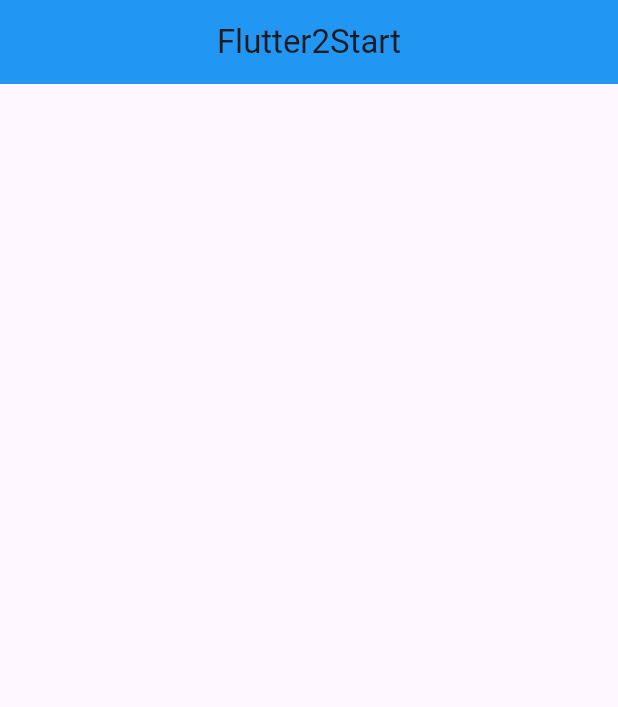
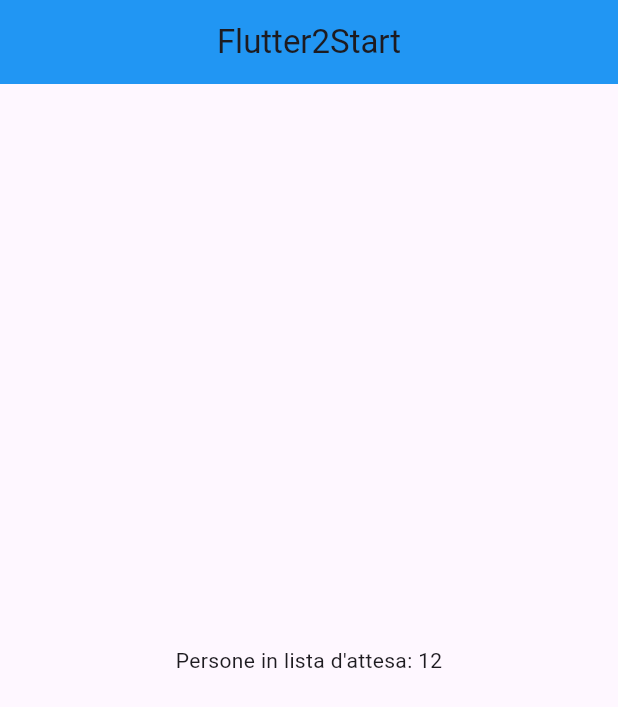
Before and after one commit to CosimoA/Flutter-Start-Progetto-1, a Flutter app: the screen it shows after launch, on a phone screen of 412 x 824 dp. Shown: the top 707 px of the screen. Run offline on Flutter 3.47's test engine with Material 3 defaults, Android fonts, the phone set to English and light mode, and no system bars.

Commit message:
FEAT: passare dati su homepage da app.dart

```diff
--- a/progetto1 - 2 ComponentiCustom/lib/app.dart
+++ b/progetto1 - 2 ComponentiCustom/lib/app.dart
@@ -5,7 +5,7 @@ class App extends StatelessWidget {
   @override
   Widget build(BuildContext context) {
     return MaterialApp(
-      home: HomePage(),
+      home: HomePage(12),
     );
   }
 }
--- a/progetto1 - 2 ComponentiCustom/lib/pages/home_page.dart
+++ b/progetto1 - 2 ComponentiCustom/lib/pages/home_page.dart
@@ -2,6 +2,9 @@ import 'package:flutter/material.dart';
 import 'package:progetto_1/components/text_headline.dart';
 
 class HomePage extends StatelessWidget {
+  final int value;
+  const HomePage(this.value);
+
   @override
   Widget build(BuildContext context) {
     return Scaffold(
@@ -10,6 +13,7 @@ class HomePage extends StatelessWidget {
         centerTitle: true,
         backgroundColor: Colors.blue,
       ),
+      body: Center(child: Text("Persone in lista d'attesa: $value")),
     );
   }
 }
```
